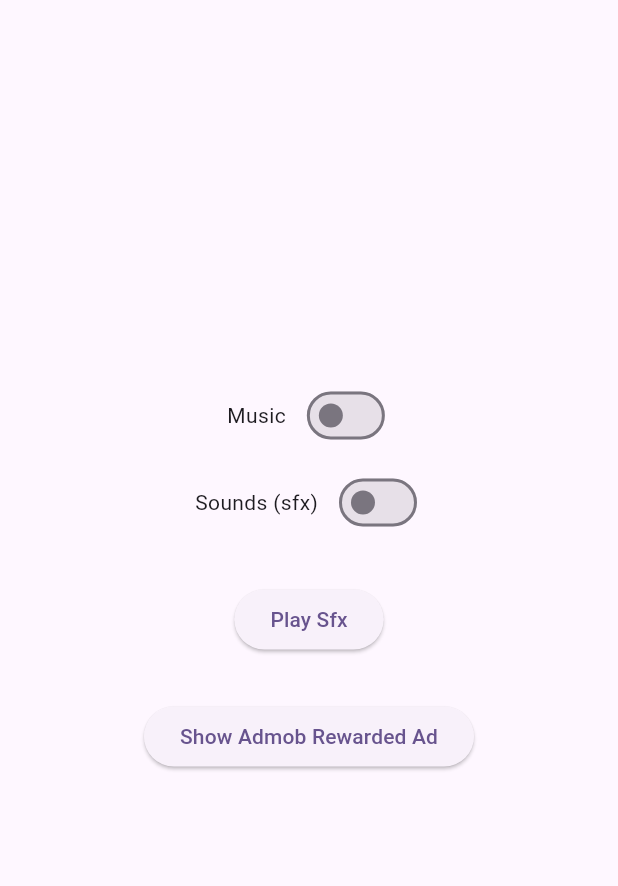
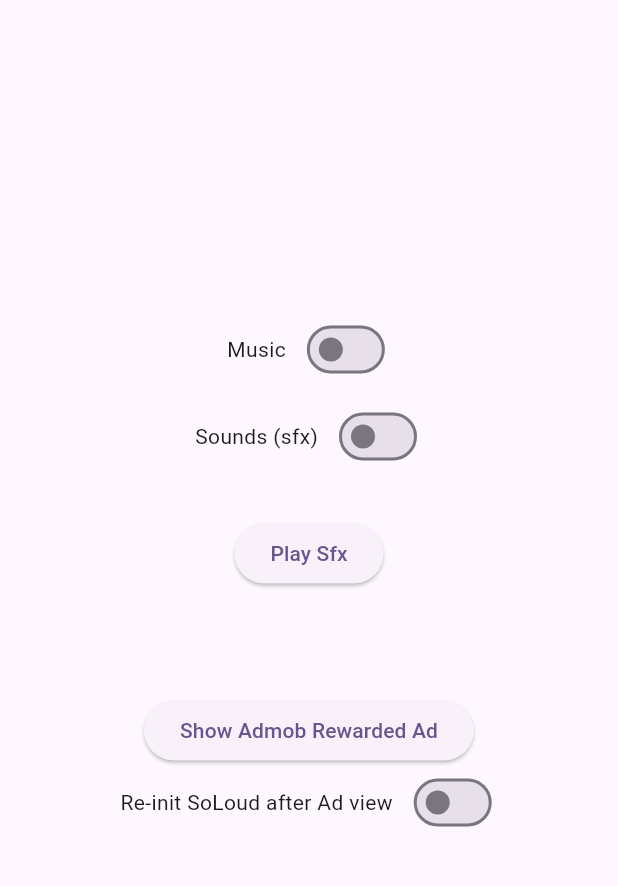
Before and after one commit to orkun1675/flutter_soloud_test, a Flutter app: the _MyHomePage screen opened directly, after a tap on "Show Admob Rewarded Ad", on a phone screen of 412 x 824 dp, the part 84-970 px from its top. Run offline on Flutter 3.47's test engine with Material 3 defaults, Android fonts, the phone set to English and light mode, and no system bars; our stand-ins replace bloc, equatable, flutter_bloc, google_mobile_ads; missing offline and left inert: flutter_soloud.

Commit message:
Re-init SoLoud after Admob ad impression

```diff
--- a/lib/audio/data/audio_repository.dart
+++ b/lib/audio/data/audio_repository.dart
@@ -11,10 +11,10 @@ import 'package:logging/logging.dart';
 class AudioRepository {
   static final _log = Logger('AudioRepository');
 
-  final Completer<bool> _initCompleter = Completer<bool>();
+  Completer<bool> _initCompleter = Completer<bool>();
   // late final AudioSession _audioSession;
-  final MusicPlayer _musicPlayer = MusicPlayer();
-  final SfxPlayer _sfxPlayer = SfxPlayer();
+  MusicPlayer _musicPlayer = MusicPlayer();
+  SfxPlayer _sfxPlayer = SfxPlayer();
 
   // bool _audioSessionActive = false;
   bool _musicOn = false;
@@ -25,6 +25,10 @@ class AudioRepository {
   }
 
   Future<void> _init() async {
+    _initCompleter = Completer<bool>();
+    _musicPlayer = MusicPlayer();
+    _sfxPlayer = SfxPlayer();
+
     // try {
     //   _audioSession = await AudioSession.instance;
     //   await _audioSession.configure(const AudioSessionConfiguration(
@@ -61,6 +65,13 @@ class AudioRepository {
     await _sfxPlayer.init();
 
     _initCompleter.complete(true);
+  }
+
+  Future<void> reinit() async {
+    await dispose();
+    await Future.delayed(const Duration(milliseconds: 100));
+    _initCompleter = Completer<bool>();
+    await _init();
   }
 
   Future<void> setMusicOn(bool musicOn) async {
@@ -132,5 +143,6 @@ class AudioRepository {
     await _musicPlayer.stop();
     await _sfxPlayer.stop();
     await _sfxPlayer.dispose();
+    SoLoud.instance.deinit();
   }
 }
--- a/lib/main.dart
+++ b/lib/main.dart
@@ -50,10 +50,17 @@ class MyApp extends StatelessWidget {
   }
 }
 
-class _MyHomePage extends StatelessWidget {
+class _MyHomePage extends StatefulWidget {
+  const _MyHomePage();
+
+  @override
+  State<_MyHomePage> createState() => _MyHomePageState();
+}
+
+class _MyHomePageState extends State<_MyHomePage> {
   static final _log = Logger('MyHomePage');
 
-  const _MyHomePage();
+  bool _reinitSoLoudAfterAdView = false;
 
   @override
   Widget build(BuildContext context) {
@@ -98,10 +105,22 @@ class _MyHomePage extends StatelessWidget {
                   context.read<AudioControllerCubit>().playSfx(Sfx.meleeAttack),
               child: const Text('Play Sfx'),
             ),
-            const SizedBox(height: 30),
+            const SizedBox(height: 70),
             ElevatedButton(
               onPressed: _showAd,
               child: const Text('Show Admob Rewarded Ad'),
+            ),
+            Row(
+              mainAxisAlignment: MainAxisAlignment.center,
+              children: [
+                const Text('Re-init SoLoud after Ad view'),
+                const SizedBox(width: 10),
+                Switch(
+                  value: _reinitSoLoudAfterAdView,
+                  onChanged: (bool value) =>
+                      setState(() => _reinitSoLoudAfterAdView = value),
+                ),
+              ],
             ),
           ],
         ),
@@ -127,9 +146,15 @@ class _MyHomePage extends StatelessWidget {
               );
               ad.dispose();
             },
-            onAdDismissedFullScreenContent: (ad) {
+            onAdDismissedFullScreenContent: (ad) async {
               _log.info('Ad was dismissed.');
               ad.dispose();
+              if (_reinitSoLoudAfterAdView) {
+                await Future.delayed(const Duration(milliseconds: 100));
+                if (!mounted) return;
+                await context.read<AudioControllerCubit>().reinit();
+                _log.info('SoLoud re-initialized.');
+              }
             },
             onAdImpression: (ad) {
               _log.info('Ad recorded an impression.');
```
Also changed, not shown: lib/audio/cubit/audio_controller_cubit.dart (+12 -0 lines), 1 other file.
